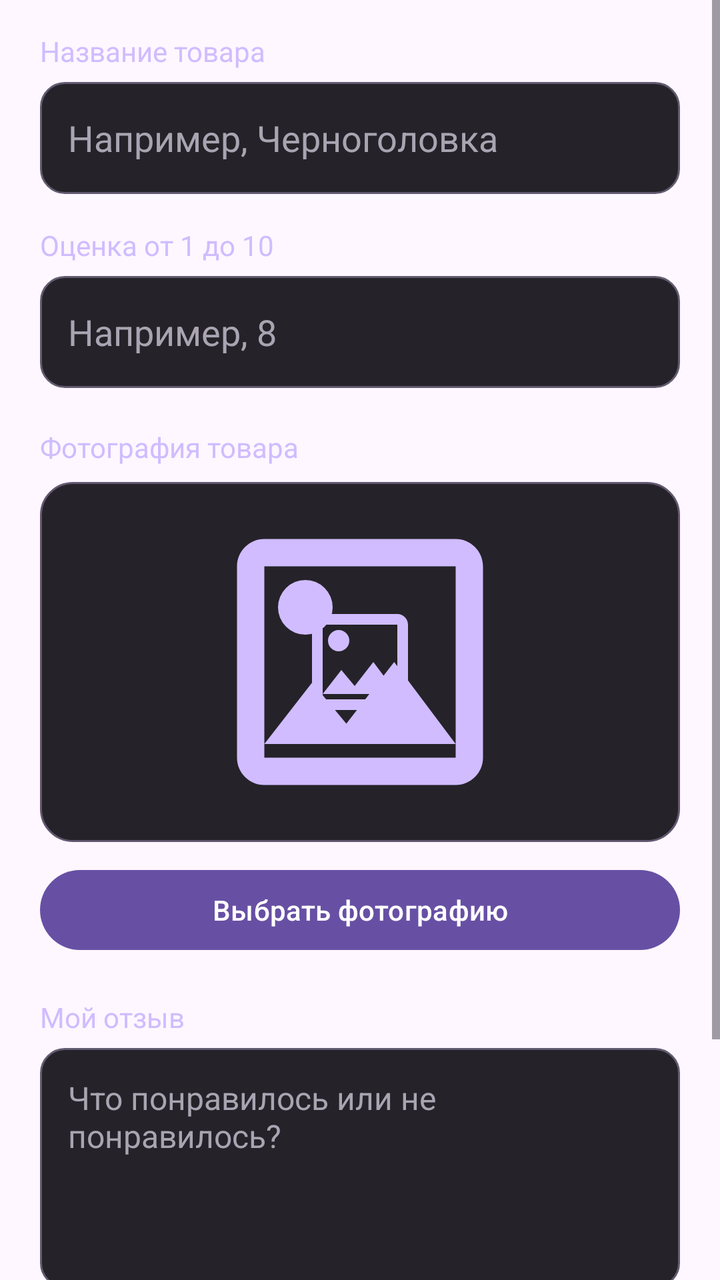
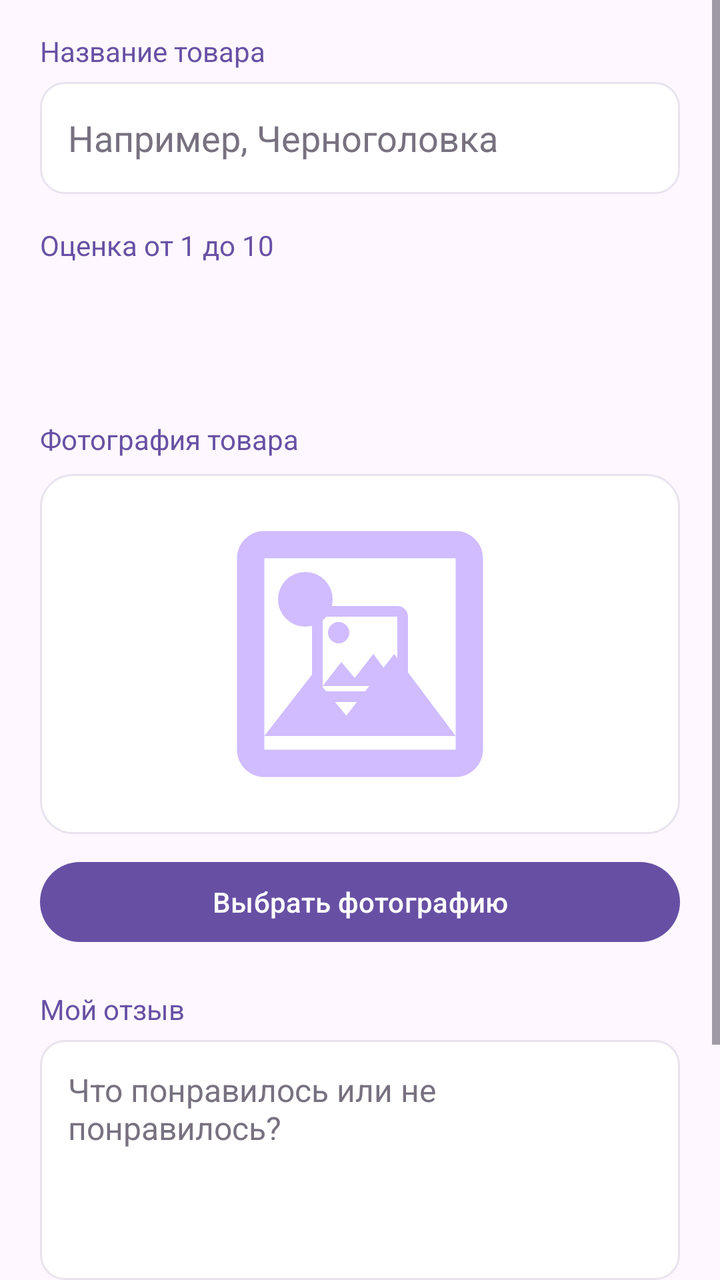

An Android layout rendered at two revisions. The XML below is the earlier revision; the diff shows what the commit changed to produce the second picture.
<!-- AndroidManifest.xml: application theme Theme.MyReviews -->
<!-- res/layout/activity_add_product.xml -->
<?xml version="1.0" encoding="utf-8"?>
<ScrollView xmlns:android="http://schemas.android.com/apk/res/android"
    android:id="@+id/scrollViewProduct"
    android:layout_width="match_parent"
    android:layout_height="match_parent"
    android:fillViewport="true"
    android:clipToPadding="false">

    <LinearLayout
        android:id="@+id/product_main"
        android:layout_width="match_parent"
        android:layout_height="wrap_content"
        android:orientation="vertical"
        android:paddingStart="20dp"
        android:paddingEnd="20dp"
        android:paddingTop="16dp"
        android:paddingBottom="20dp">

        
        <TextView
            android:layout_width="match_parent"
            android:layout_height="wrap_content"
            android:layout_marginBottom="6dp"
            android:text="Название товара"
            android:textColor="#D0BCFF"
            android:textSize="14sp" />

        <EditText
            android:id="@+id/etProductName"
            android:layout_width="match_parent"
            android:layout_height="wrap_content"
            android:background="@drawable/edit_text_background"
            android:hint="Например, Черноголовка"
            android:inputType="textCapSentences"
            android:minHeight="56dp"
            android:padding="14dp"
            android:textColor="#FFFFFF"
            android:textColorHint="#AAA4B2"
            android:textSize="18sp" />

        
        <TextView
            android:layout_width="match_parent"
            android:layout_height="wrap_content"
            android:layout_marginTop="16dp"
            android:layout_marginBottom="6dp"
            android:text="Оценка от 1 до 10"
            android:textColor="#D0BCFF"
            android:textSize="14sp" />

        <EditText
            android:id="@+id/etRating"
            android:layout_width="match_parent"
            android:layout_height="wrap_content"
            android:background="@drawable/edit_text_background"
            android:hint="Например, 8"
            android:inputType="number"
            android:minHeight="56dp"
            android:padding="14dp"
            android:textColor="#FFFFFF"
            android:textColorHint="#AAA4B2"
            android:textSize="18sp" />

        
        <TextView
            android:layout_width="match_parent"
            android:layout_height="wrap_content"
            android:layout_marginTop="20dp"
            android:layout_marginBottom="8dp"
            android:text="Фотография товара"
            android:textColor="#D0BCFF"
            android:textSize="14sp" />

        <ImageView
            android:id="@+id/ivProductPhoto"
            android:layout_width="match_parent"
            android:layout_height="180dp"
            android:background="@drawable/photo_placeholder"
            android:src="@drawable/ic_photo_placeholder"
            android:contentDescription="Фотография товара"
            android:scaleType="fitCenter"
            android:padding="8dp" />

        <Button
            android:id="@+id/btnChoosePhoto"
            android:layout_width="match_parent"
            android:layout_height="wrap_content"
            android:layout_marginTop="10dp"
            android:text="Выбрать фотографию"
            android:textAllCaps="false" />

        
        <TextView
            android:layout_width="match_parent"
            android:layout_height="wrap_content"
            android:layout_marginTop="20dp"
            android:layout_marginBottom="6dp"
            android:text="Мой отзыв"
            android:textColor="#D0BCFF"
            android:textSize="14sp" />

        <EditText
            android:id="@+id/etReview"
            android:layout_width="match_parent"
            android:layout_height="wrap_content"
            android:background="@drawable/edit_text_background"
            android:gravity="top|start"
            android:hint="Что понравилось или не понравилось?"
            android:inputType="textCapSentences|textMultiLine"
            android:minHeight="120dp"
            android:padding="14dp"
            android:textColor="#FFFFFF"
            android:textColorHint="#AAA4B2"
            android:textSize="16sp" />

        
        <Button
            android:id="@+id/btnSaveProduct"
            android:layout_width="match_parent"
            android:layout_height="wrap_content"
            android:layout_marginTop="20dp"
            android:text="Сохранить товар"
            android:textAllCaps="false" />

        
        <Button
            android:id="@+id/btnDeleteProduct"
            android:layout_width="match_parent"
            android:layout_height="wrap_content"
            android:layout_marginTop="8dp"
            android:backgroundTint="#393039"
            android:textColor="#F28B82"
            android:text="Удалить товар"
            android:textAllCaps="false" />

    </LinearLayout>
</ScrollView>
<!-- resources referenced by this layout -->
<resources>
  <!-- drawable edit_text_background (drawable) -->
  <?xml version="1.0" encoding="utf-8"?>
  <selector xmlns:android="http://schemas.android.com/apk/res/android">
  
      
      <item android:state_focused="true">
          <shape android:shape="rectangle">
              <solid android:color="#302A3A" />
              <stroke
                  android:width="2dp"
                  android:color="#D0BCFF" />
              <corners android:radius="12dp" />
          </shape>
      </item>
  
      
      <item>
          <shape android:shape="rectangle">
              <solid android:color="#252329" />
              <stroke
                  android:width="1dp"
                  android:color="#625B70" />
              <corners android:radius="12dp" />
          </shape>
      </item>
  
  </selector>
  <!-- drawable ic_photo_placeholder (drawable) -->
  <vector xmlns:android="http://schemas.android.com/apk/res/android"
      android:width="64dp"
      android:height="64dp"
      android:viewportWidth="24"
      android:viewportHeight="24">
  
      <path
          android:fillColor="#D0BCFF"
          android:pathData="M21,19V5c0,-1.1 -0.9,-2 -2,-2H5C3.9,3 3,3.9 3,5v14c0,1.1 0.9,2 2,2h14c1.1,0 2,-0.9 2,-2zM5,5h14v14H5V5zM8.5,13.5l2.5,3.01L14.5,12l4.5,6H5zM8,10a2,2 0,1 0,0 -4,2 2,0 0,0 0,4z" />
  
  </vector>
  <!-- drawable photo_placeholder (drawable) -->
  <?xml version="1.0" encoding="utf-8"?>
  <layer-list xmlns:android="http://schemas.android.com/apk/res/android">
  
      <item>
          <shape android:shape="rectangle">
              <solid android:color="#252329" />
              <stroke
                  android:width="1dp"
                  android:color="#62566F" />
              <corners android:radius="16dp" />
          </shape>
      </item>
  
      <item
          android:drawable="@drawable/ic_photo_placeholder"
          android:gravity="center" />
  
  </layer-list>
  <style name="Theme.MyReviews" parent="Base.Theme.MyReviews" />
  <style name="Base.Theme.MyReviews" parent="Theme.Material3.DayNight.NoActionBar">
          
          
      </style>
</resources>

<!-- the commit's change to res/layout/activity_add_product.xml (unified diff, before → after) -->
@@ -22,7 +22,7 @@
             android:layout_height="wrap_content"
             android:layout_marginBottom="6dp"
             android:text="Название товара"
-            android:textColor="#D0BCFF"
+            android:textColor="@color/accent_purple"
             android:textSize="14sp" />
 
         <EditText
@@ -34,8 +34,8 @@
             android:inputType="textCapSentences"
             android:minHeight="56dp"
             android:padding="14dp"
-            android:textColor="#FFFFFF"
-            android:textColorHint="#AAA4B2"
+            android:textColor="@color/light_text_primary"
+            android:textColorHint="@color/light_text_secondary"
             android:textSize="18sp" />
 
         
@@ -45,21 +45,31 @@
             android:layout_marginTop="16dp"
             android:layout_marginBottom="6dp"
             android:text="Оценка от 1 до 10"
-            android:textColor="#D0BCFF"
+            android:textColor="@color/accent_purple"
             android:textSize="14sp" />
 
-        <EditText
-            android:id="@+id/etRating"
+        <LinearLayout
             android:layout_width="match_parent"
             android:layout_height="wrap_content"
-            android:background="@drawable/edit_text_background"
-            android:hint="Например, 8"
-            android:inputType="number"
-            android:minHeight="56dp"
-            android:padding="14dp"
-            android:textColor="#FFFFFF"
-            android:textColorHint="#AAA4B2"
-            android:textSize="18sp" />
+            android:orientation="vertical"
+            android:gravity="center">
+
+            <LinearLayout
+                android:id="@+id/ratingNumbersContainer"
+                android:layout_width="match_parent"
+                android:layout_height="16dp"
+                android:orientation="horizontal"
+                android:weightSum="10" />
+
+            <LinearLayout
+                android:id="@+id/ratingStarsContainer"
+                android:layout_width="match_parent"
+                android:layout_height="36dp"
+                android:orientation="horizontal"
+                android:gravity="center"
+                android:weightSum="10" />
+
+        </LinearLayout>
 
         
         <TextView
@@ -68,7 +78,7 @@
             android:layout_marginTop="20dp"
             android:layout_marginBottom="8dp"
             android:text="Фотография товара"
-            android:textColor="#D0BCFF"
+            android:textColor="@color/accent_purple"
             android:textSize="14sp" />
 
         <ImageView
@@ -96,7 +106,7 @@
             android:layout_marginTop="20dp"
             android:layout_marginBottom="6dp"
             android:text="Мой отзыв"
-            android:textColor="#D0BCFF"
+            android:textColor="@color/accent_purple"
             android:textSize="14sp" />
 
         <EditText
@@ -109,8 +119,8 @@
             android:inputType="textCapSentences|textMultiLine"
             android:minHeight="120dp"
             android:padding="14dp"
-            android:textColor="#FFFFFF"
-            android:textColorHint="#AAA4B2"
+            android:textColor="@color/light_text_primary"
+            android:textColorHint="@color/light_text_secondary"
             android:textSize="16sp" />
 
         
@@ -128,8 +138,8 @@
             android:layout_width="match_parent"
             android:layout_height="wrap_content"
             android:layout_marginTop="8dp"
-            android:backgroundTint="#393039"
-            android:textColor="#F28B82"
+            android:backgroundTint="@color/light_danger_background"
+            android:textColor="@color/light_danger_text"
             android:text="Удалить товар"
             android:textAllCaps="false" />
 
<!-- resource entries referenced after the edit -->
@@ -1,5 +1,10 @@
 <!-- resources referenced by this layout -->
 <resources>
+  <color name="accent_purple">#6850A4</color>
+  <color name="light_danger_background">#FCE8E6</color>
+  <color name="light_danger_text">#B3261E</color>
+  <color name="light_text_primary">#292633</color>
+  <color name="light_text_secondary">#777180</color>
   <!-- drawable edit_text_background (drawable) -->
   <?xml version="1.0" encoding="utf-8"?>
   <selector xmlns:android="http://schemas.android.com/apk/res/android">
@@ -7,10 +12,10 @@
       
       <item android:state_focused="true">
           <shape android:shape="rectangle">
-              <solid android:color="#302A3A" />
+              <solid android:color="@color/light_input_background" />
               <stroke
                   android:width="2dp"
-                  android:color="#D0BCFF" />
+                  android:color="@color/accent_purple" />
               <corners android:radius="12dp" />
           </shape>
       </item>
@@ -18,10 +23,10 @@
       
       <item>
           <shape android:shape="rectangle">
-              <solid android:color="#252329" />
+              <solid android:color="@color/light_input_background" />
               <stroke
                   android:width="1dp"
-                  android:color="#625B70" />
+                  android:color="@color/light_border" />
               <corners android:radius="12dp" />
           </shape>
       </item>
@@ -45,10 +50,10 @@
   
       <item>
           <shape android:shape="rectangle">
-              <solid android:color="#252329" />
+              <solid android:color="@color/light_surface" />
               <stroke
                   android:width="1dp"
-                  android:color="#62566F" />
+                  android:color="@color/light_border" />
               <corners android:radius="16dp" />
           </shape>
       </item>
@@ -59,6 +64,9 @@
   
   </layer-list>
   <style name="Theme.MyReviews" parent="Base.Theme.MyReviews" />
+  <color name="light_input_background">#FFFFFF</color>
+  <color name="light_border">#E8E3EF</color>
+  <color name="light_surface">#FFFFFF</color>
   <style name="Base.Theme.MyReviews" parent="Theme.Material3.DayNight.NoActionBar">
           
           
